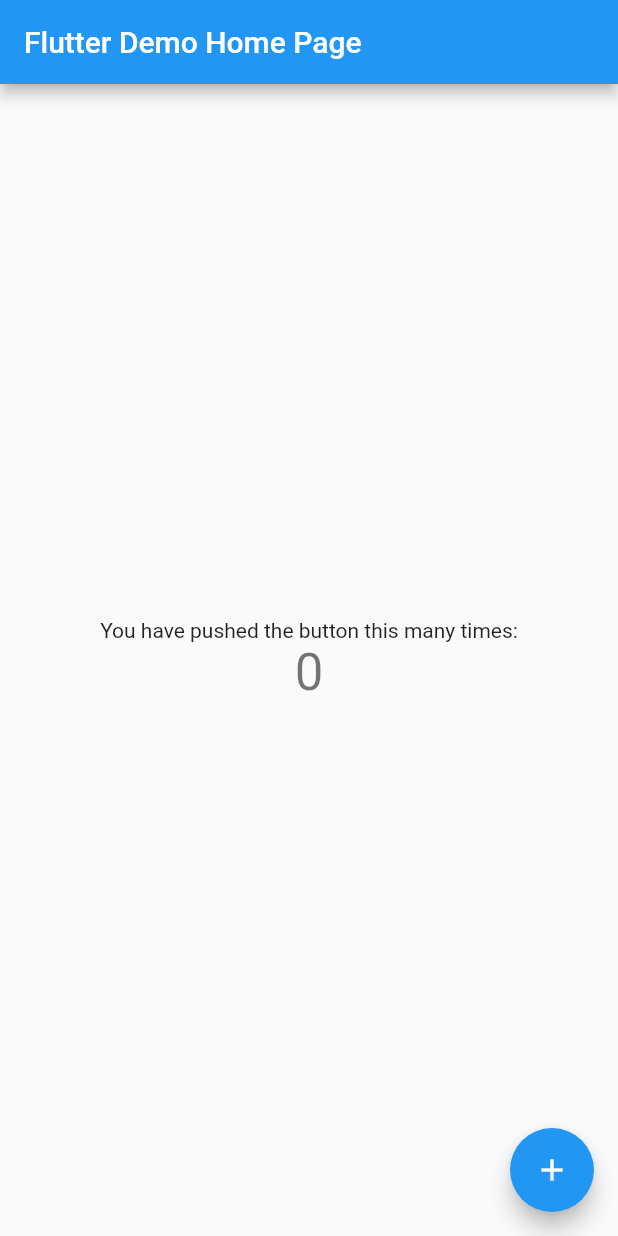
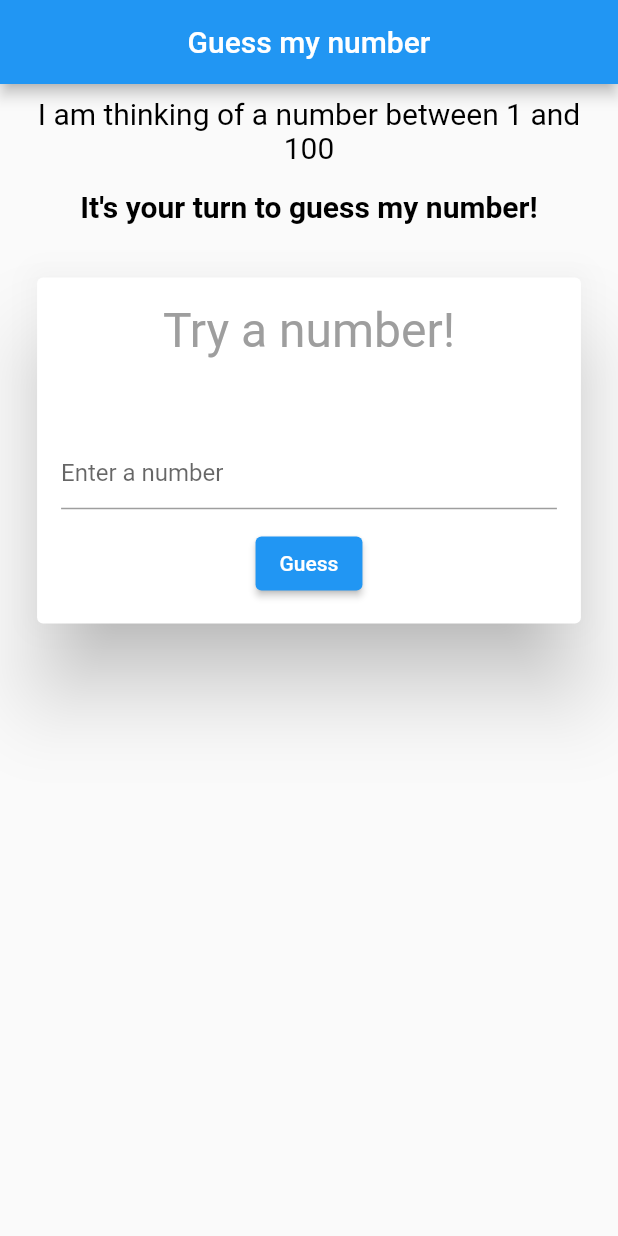
Before and after one commit to MateiEne/GAD-2-CurrencyConvertor, a Flutter app: the screen it shows after launch, on a phone screen of 412 x 824 dp. Run offline on Flutter 3.47's test engine with Material 2 defaults, Android fonts, the phone set to English and light mode, and no system bars.

Commit message:
added a card field and the texts

```diff
--- a/gad_2_random_number_guesser/lib/main.dart
+++ b/gad_2_random_number_guesser/lib/main.dart
@@ -1,115 +1,102 @@
 import 'package:flutter/material.dart';
+import 'package:flutter/services.dart';
 
 void main() {
-  runApp(const MyApp());
+  runApp(const RandomNumberGuesser());
 }
 
-class MyApp extends StatelessWidget {
-  const MyApp({Key? key}) : super(key: key);
+class RandomNumberGuesser extends StatelessWidget {
+  const RandomNumberGuesser({Key? key}) : super(key: key);
 
   // This widget is the root of your application.
   @override
   Widget build(BuildContext context) {
-    return MaterialApp(
-      title: 'Flutter Demo',
-      theme: ThemeData(
-        // This is the theme of your application.
-        //
-        // Try running your application with "flutter run". You'll see the
-        // application has a blue toolbar. Then, without quitting the app, try
-        // changing the primarySwatch below to Colors.green and then invoke
-        // "hot reload" (press "r" in the console where you ran "flutter run",
-        // or simply save your changes to "hot reload" in a Flutter IDE).
-        // Notice that the counter didn't reset back to zero; the application
-        // is not restarted.
-        primarySwatch: Colors.blue,
-      ),
-      home: const MyHomePage(title: 'Flutter Demo Home Page'),
+    return const MaterialApp(
+      home: HomePage(),
     );
   }
 }
 
-class MyHomePage extends StatefulWidget {
-  const MyHomePage({Key? key, required this.title}) : super(key: key);
-
-  // This widget is the home page of your application. It is stateful, meaning
-  // that it has a State object (defined below) that contains fields that affect
-  // how it looks.
-
-  // This class is the configuration for the state. It holds the values (in this
-  // case the title) provided by the parent (in this case the App widget) and
-  // used by the build method of the State. Fields in a Widget subclass are
-  // always marked "final".
-
-  final String title;
+class HomePage extends StatefulWidget {
+  const HomePage({Key? key}) : super(key: key);
 
   @override
-  State<MyHomePage> createState() => _MyHomePageState();
+  _HomePageState createState() => _HomePageState();
 }
 
-class _MyHomePageState extends State<MyHomePage> {
-  int _counter = 0;
-
-  void _incrementCounter() {
-    setState(() {
-      // This call to setState tells the Flutter framework that something has
-      // changed in this State, which causes it to rerun the build method below
-      // so that the display can reflect the updated values. If we changed
-      // _counter without calling setState(), then the build method would not be
-      // called again, and so nothing would appear to happen.
-      _counter++;
-    });
-  }
-
+class _HomePageState extends State<HomePage> {
   @override
   Widget build(BuildContext context) {
-    // This method is rerun every time setState is called, for instance as done
-    // by the _incrementCounter method above.
-    //
-    // The Flutter framework has been optimized to make rerunning build methods
-    // fast, so that you can just rebuild anything that needs updating rather
-    // than having to individually change instances of widgets.
     return Scaffold(
       appBar: AppBar(
-        // Here we take the value from the MyHomePage object that was created by
-        // the App.build method, and use it to set our appbar title.
-        title: Text(widget.title),
+        centerTitle: true,
+        title: const Text('Guess my number'),
       ),
-      body: Center(
-        // Center is a layout widget. It takes a single child and positions it
-        // in the middle of the parent.
+      body: Padding(
+        padding: const EdgeInsets.all(8.0),
         child: Column(
-          // Column is also a layout widget. It takes a list of children and
-          // arranges them vertically. By default, it sizes itself to fit its
-          // children horizontally, and tries to be as tall as its parent.
-          //
-          // Invoke "debug painting" (press "p" in the console, choose the
-          // "Toggle Debug Paint" action from the Flutter Inspector in Android
-          // Studio, or the "Toggle Debug Paint" command in Visual Studio Code)
-          // to see the wireframe for each widget.
-          //
-          // Column has various properties to control how it sizes itself and
-          // how it positions its children. Here we use mainAxisAlignment to
-          // center the children vertically; the main axis here is the vertical
-          // axis because Columns are vertical (the cross axis would be
-          // horizontal).
-          mainAxisAlignment: MainAxisAlignment.center,
           children: <Widget>[
             const Text(
-              'You have pushed the button this many times:',
+              'I am thinking of a number between 1 and 100',
+              style: TextStyle(
+                color: Colors.black,
+                fontSize: 20.0,
+              ),
+              textAlign: TextAlign.center,
             ),
-            Text(
-              '$_counter',
-              style: Theme.of(context).textTheme.headline4,
+            const Padding(
+              padding: EdgeInsets.fromLTRB(16, 16, 16, 32),
+              child: Text(
+                "It's your turn to guess my number!",
+                style: TextStyle(
+                  color: Colors.black,
+                  fontSize: 20.0,
+                  fontWeight: FontWeight.bold,
+                ),
+                textAlign: TextAlign.center,
+              ),
+            ),
+            Card(
+              elevation: 24.0,
+              child: SizedBox(
+                width: MediaQuery.of(context).size.width * 0.88,
+                height: MediaQuery.of(context).size.height * 0.28,
+                child: Padding(
+                  padding: const EdgeInsets.all(16.0),
+                  child: Column(
+                    children: [
+                      const Expanded(
+                        flex: 3,
+                        child: Text(
+                          'Try a number!',
+                          textAlign: TextAlign.center,
+                          style: TextStyle(
+                            color: Colors.grey,
+                            fontSize: 32.0,
+                          ),
+                        ),
+                      ),
+                      const Expanded(
+                        flex: 2,
+                        child: TextField(
+                          keyboardType: TextInputType.number,
+                          decoration: InputDecoration(
+                            hintText: 'Enter a number',
+                          ),
+                        ),
+                      ),
+                      ElevatedButton(
+                        onPressed: () {},
+                        child: const Text('Guess'),
+                      )
+                    ],
+                  ),
+                ),
+              ),
             ),
           ],
         ),
       ),
-      floatingActionButton: FloatingActionButton(
-        onPressed: _incrementCounter,
-        tooltip: 'Increment',
-        child: const Icon(Icons.add),
-      ), // This trailing comma makes auto-formatting nicer for build methods.
     );
   }
 }
```
